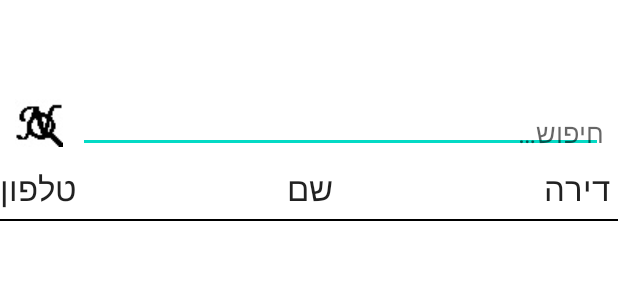
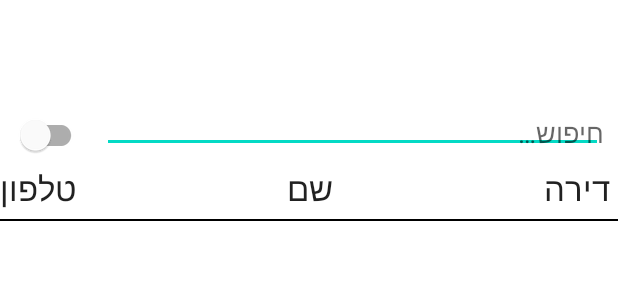
Before and after one commit to NimrodRak/NListRA, an Android app: the layout activity_main.xml on its own in the app's theme, with its tools: preview values and no code run, on a phone screen of 412 x 824 dp. Shown: the top 300 px of the screen. Run offline under Robolectric (Android 15) with nearby library versions, the phone set to English and light mode, and no system bars; network calls fail.

Commit message:
Added cell number

```diff
--- a/app/src/main/java/com/example/nlistr/AppDatabase.java
+++ b/app/src/main/java/com/example/nlistr/AppDatabase.java
@@ -3,7 +3,11 @@ package com.example.nlistr;
 import androidx.room.Database;
 import androidx.room.RoomDatabase;
 
-@Database(entities = {Contact.class}, version = 1, exportSchema = false)
+@Database(
+    entities = {Contact.class},
+    version = 3,
+    exportSchema = false
+)
 public abstract class AppDatabase extends RoomDatabase {
     public abstract ContactDao contactDao();
 }
--- a/app/src/main/java/com/example/nlistr/Contact.java
+++ b/app/src/main/java/com/example/nlistr/Contact.java
@@ -16,15 +16,19 @@ public class Contact {
     @ColumnInfo(name = "phone_number")
     public String phoneNumber;
 
+    @ColumnInfo(name = "cell_number")
+    public String cellNumber;
+
     @NonNull
     @PrimaryKey
     @ColumnInfo(name = "hash")
     public String hash;
 
-    public Contact(String roomNumber, String name, String phoneNumber) {
+    public Contact(String roomNumber, String name, String phoneNumber, String cellNumber) {
         this.roomNumber = roomNumber;
         this.name = name;
         this.phoneNumber = phoneNumber;
         this.hash = name + roomNumber;
+        this.cellNumber = cellNumber;
     }
 }
--- a/app/src/main/java/com/example/nlistr/ContactDao.java
+++ b/app/src/main/java/com/example/nlistr/ContactDao.java
@@ -2,7 +2,6 @@ package com.example.nlistr;
 
 import androidx.lifecycle.LiveData;
 import androidx.room.Dao;
-import androidx.room.Delete;
 import androidx.room.Insert;
 import androidx.room.Query;
 
@@ -27,8 +26,8 @@ public interface ContactDao {
             + "WHERE hash = :oldName || :roomNumber")
     void updateContact(String oldName, String newName, String roomNumber);
 
-    @Query("INSERT INTO contacts VALUES (:name, :roomNumber, :phoneNumber, :name || :roomNumber)")
-    void insertContact(String name, String roomNumber, String phoneNumber);
+    @Query("INSERT INTO contacts VALUES (:name, :roomNumber, :phoneNumber, :name || :roomNumber, :cellNumber)")
+    void insertContact(String name, String roomNumber, String phoneNumber, String cellNumber);
 
     @Query("DELETE FROM contacts"
             + " WHERE name =:name"
--- a/app/src/main/java/com/example/nlistr/IncrementDatabaseModifier.java
+++ b/app/src/main/java/com/example/nlistr/IncrementDatabaseModifier.java
@@ -80,7 +80,8 @@ public class IncrementDatabaseModifier extends DatabaseModifier {
                 contactDao.insertContact(
                         element.getElementsByTagName(NAME_TAGNAME).item(0).getTextContent(),
                         element.getElementsByTagName(PHONE_NUMBER_TAGNAME).item(0).getTextContent(),
-                        element.getElementsByTagName(ROOM_NUMBER_TAGNAME).item(0).getTextContent()
+                        element.getElementsByTagName(ROOM_NUMBER_TAGNAME).item(0).getTextContent(),
+                        ""
                 );
                 break;
             case DELETE_ACTION:
--- a/app/src/main/res/layout/activity_main.xml
+++ b/app/src/main/res/layout/activity_main.xml
@@ -22,16 +22,14 @@
         app:layout_constraintStart_toStartOf="parent"
         app:layout_constraintTop_toTopOf="parent" />
 
-    <ImageView
-        android:id="@+id/imageView"
+    <com.google.android.material.switchmaterial.SwitchMaterial
+        android:id="@+id/switch1"
         android:layout_width="wrap_content"
         android:layout_height="wrap_content"
         android:layout_marginStart="10dp"
         android:layout_marginTop="10dp"
-        android:contentDescription="@string/logo_content_description"
         android:cropToPadding="true"
-        android:onClick="imageView_onClick"
-        android:src="@drawable/n_5_white"
+        android:onClick="switch_onClick"
         app:layout_constraintEnd_toStartOf="@+id/editTextTextPersonName"
         app:layout_constraintStart_toStartOf="parent"
         app:layout_constraintTop_toTopOf="parent" />
@@ -49,7 +47,7 @@
         android:inputType="textPersonName"
         app:layout_constraintBottom_toTopOf="@+id/tableLayout2"
         app:layout_constraintEnd_toEndOf="parent"
-        app:layout_constraintStart_toEndOf="@id/imageView"
+        app:layout_constraintStart_toEndOf="@id/switch1"
         app:layout_constraintTop_toTopOf="parent" />
 
     <TableLayout
@@ -71,7 +69,7 @@
                 android:id="@+id/phoneNumberTextView"
                 style="@style/rowTextView"
                 android:layout_weight="0"
-                android:text="@string/phone_number_column_name"
+                android:text="@string/phone_column_name"
                 android:textAlignment="textStart" />
 
             <TextView
--- a/app/src/main/res/values/strings.xml
+++ b/app/src/main/res/values/strings.xml
@@ -3,8 +3,8 @@
     <string name="search_hint">חיפוש…</string>
     <string name="logo_content_description">Logo of App</string>
     <string name="name_column_name">שם</string>
-    <string name="phone_number_column_name">טלפון</string>
     <string name="room_number_column_name">דירה</string>
+    <string name="phone_column_name">טלפון</string>
     <string name="room_contacts_db_id">contacts-db</string>
     <string name="pre_room_db_assets_path">database/nlistr.db</string>
     <string name="snack_bar_credits_text">N-ListR: Developed by Nimrod Rak, inspired- and originally developed by Amiram Ronen.</string>
@@ -18,4 +18,6 @@
     <string name="did_prompt_user">prompted_intent_dialog</string>
     <string name="alert_dialog_title">User advice</string>
     <string name="alert_dialog_message">If you are now shown a menu where you are asked to choose an app, please click \"Always\" (\"תמיד\").</string>
+    <string name="should_use_cellular">should_use_cellular</string>
+    <string name="cell_number_not_found">Contact %s has no registered cell number, cannot call</string>
 </resources>
--- a/build.gradle
+++ b/build.gradle
@@ -5,7 +5,7 @@ buildscript {
         mavenCentral()
     }
     dependencies {
-        classpath 'com.android.tools.build:gradle:7.1.2'
+        classpath 'com.android.tools.build:gradle:7.1.3'
 
         // NOTE: Do not place your application dependencies here; they belong
         // in the individual module build.gradle files
```
Also changed, not shown: app/src/main/java/com/example/nlistr/ContactsAdapter.java (+6 -2 lines), app/src/main/java/com/example/nlistr/MainActivity.java (+46 -10 lines), app/src/main/java/com/example/nlistr/OverrideDatabaseModifier.java (+20 -7 lines).
